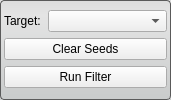
Before: the Qt Designer form src/Interface/ToolInterface/NeighborhoodConnectedFilterInterface.ui in SCIInstitute/Seg3D, drawn with Qt 5.
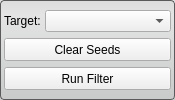
After: the same form once the commit is applied.

Patch:
```diff
--- a/src/Interface/ToolInterface/NeighborhoodConnectedFilterInterface.ui
+++ b/src/Interface/ToolInterface/NeighborhoodConnectedFilterInterface.ui
@@ -71,6 +71,12 @@
          <verstretch>0</verstretch>
         </sizepolicy>
        </property>
+       <property name="sizeAdjustPolicy">
+        <enum>QComboBox::AdjustToMinimumContentsLength</enum>
+       </property>
+       <property name="minimumContentsLength">
+        <number>12</number>
+       </property>
       </widget>
      </item>
     </layout>
@@ -83,6 +89,12 @@
        <verstretch>0</verstretch>
       </sizepolicy>
      </property>
+     <property name="maximumSize">
+      <size>
+       <width>16777215</width>
+       <height>23</height>
+      </size>
+     </property>
      <property name="text">
       <string>Clear Seeds</string>
      </property>
@@ -96,6 +108,12 @@
        <verstretch>0</verstretch>
       </sizepolicy>
      </property>
+     <property name="maximumSize">
+      <size>
+       <width>16777215</width>
+       <height>23</height>
+      </size>
+     </property>
      <property name="text">
       <string>Run Filter</string>
      </property>
```
